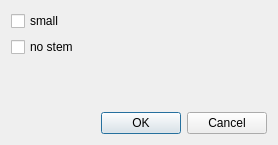
First picture: the form in mscore/mscore/chordproperties.ui, repository musescore/musescore-old, before the edit.
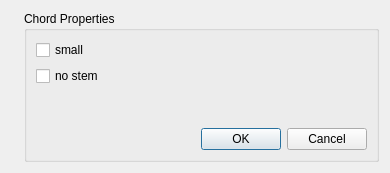
Second picture: the form after the edit. Icons and pictures are not drawn.

The edit to the form file:
```diff
--- a/mscore/mscore/chordproperties.ui
+++ b/mscore/mscore/chordproperties.ui
@@ -5,8 +5,8 @@
    <rect>
     <x>0</x>
     <y>0</y>
-    <width>278</width>
-    <height>145</height>
+    <width>390</width>
+    <height>173</height>
    </rect>
   </property>
   <property name="windowTitle" >
@@ -14,6 +14,33 @@
   </property>
   <layout class="QVBoxLayout" name="verticalLayout" >
    <item>
+    <layout class="QHBoxLayout" name="horizontalLayout" >
+     <item>
+      <widget class="QLabel" name="label_3" >
+       <property name="sizePolicy" >
+        <sizepolicy vsizetype="Ignored" hsizetype="Fixed" >
+         <horstretch>0</horstretch>
+         <verstretch>0</verstretch>
+        </sizepolicy>
+       </property>
+       <property name="text" >
+        <string/>
+       </property>
+       <property name="pixmap" >
+        <pixmap resource="mscore.qrc" >:/data/bg1.jpg</pixmap>
+       </property>
+      </widget>
+     </item>
+     <item>
+      <widget class="QGroupBox" name="groupBox" >
+       <property name="title" >
+        <string>Chord Properties</string>
+       </property>
+       <property name="flat" >
+        <bool>true</bool>
+       </property>
+       <layout class="QVBoxLayout" name="verticalLayout_2" >
+        <item>
     <widget class="QCheckBox" name="smallCheckBox" >
      <property name="text" >
       <string>small</string>
@@ -35,7 +62,7 @@
      <property name="sizeHint" stdset="0" >
       <size>
        <width>20</width>
-       <height>44</height>
+            <height>21</height>
       </size>
      </property>
     </spacer>
@@ -52,7 +79,14 @@
    </item>
   </layout>
  </widget>
- <resources/>
+     </item>
+    </layout>
+   </item>
+  </layout>
+ </widget>
+ <resources>
+  <include location="mscore.qrc" />
+ </resources>
  <connections>
   <connection>
    <sender>buttonBox</sender>
```
Lines whose indentation alone changed are shown as unchanged.
